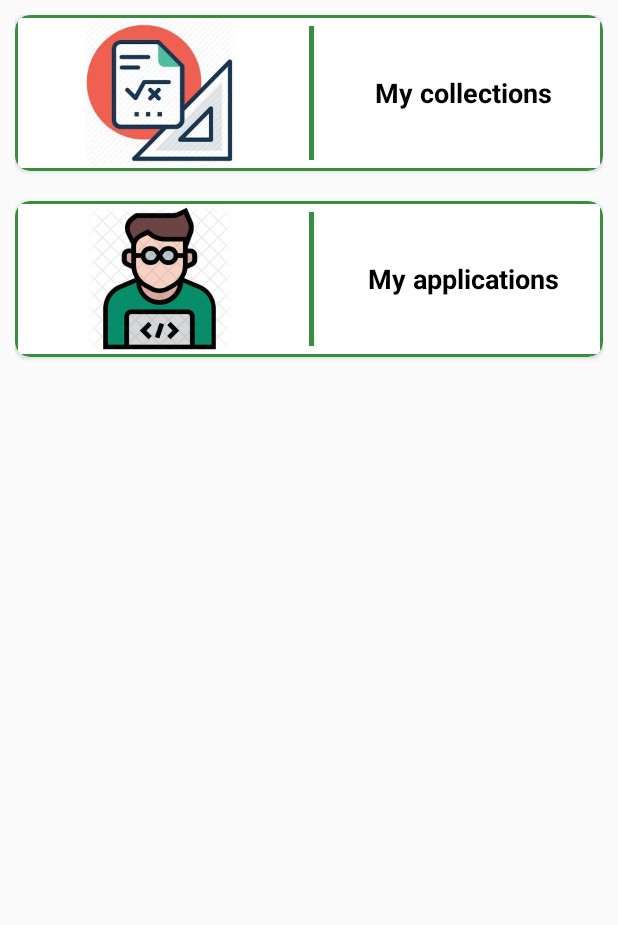
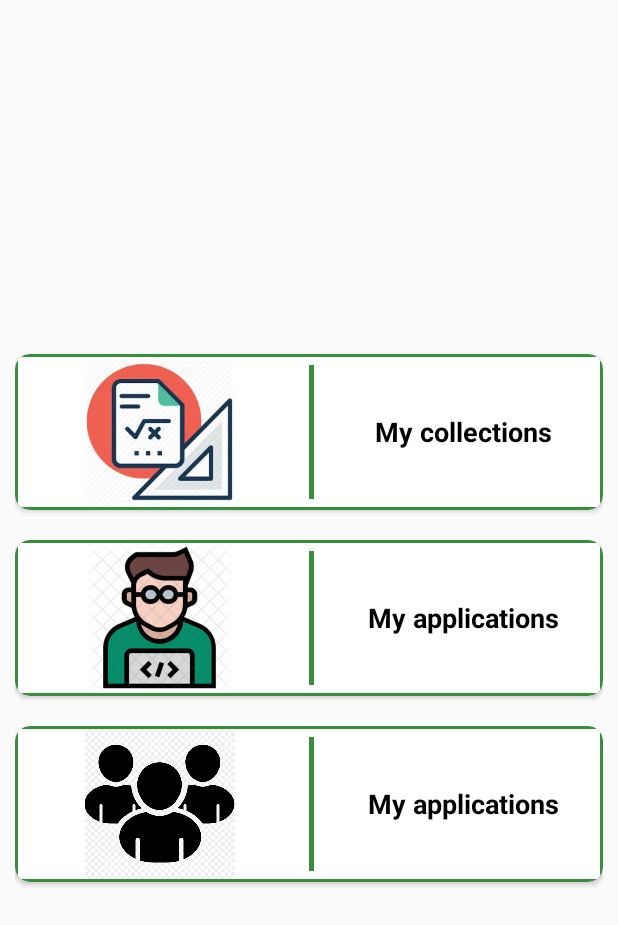
Before and after one commit to hamzaamrani/SciQ, an Android app: the layout fragment_dashboard.xml on its own in the app's theme, with its tools: preview values and no code run, on a phone screen of 412 x 824 dp. Shown: the top 925 px of the screen. Run offline under Robolectric (Android 15) with nearby library versions, the phone set to English and light mode, and no system bars.

Commit message:
Add logo

```diff
--- a/sciq-app/app/src/main/res/layout/fragment_dashboard.xml
+++ b/sciq-app/app/src/main/res/layout/fragment_dashboard.xml
@@ -33,7 +33,8 @@
         android:orientation="vertical"
         android:id="@+id/if_logged"
         android:visibility="visible"
-        android:padding="10dp">
+        android:padding="10dp"
+        android:gravity="center">
 
 
         <androidx.cardview.widget.CardView
@@ -44,7 +45,8 @@
             android:clickable="true"
             android:focusable="true"
             app:cardCornerRadius="10dp"
-            android:foreground="?attr/selectableItemBackground">
+            android:foreground="?attr/selectableItemBackground"
+            android:id="@+id/my_collections">
 
             <LinearLayout
                 android:background="@color/backgroundColor"
@@ -90,6 +92,7 @@
 
 
         <androidx.cardview.widget.CardView
+            android:id="@+id/my_applications"
             android:layout_marginTop="20dp"
             android:layout_width="match_parent"
             android:layout_height="wrap_content"
@@ -142,6 +145,58 @@
         </androidx.cardview.widget.CardView>
 
 
+        <androidx.cardview.widget.CardView
+            android:id="@+id/community"
+            android:layout_marginTop="20dp"
+            android:layout_width="match_parent"
+            android:layout_height="wrap_content"
+            app:cardBackgroundColor="@color/colorPrimaryDark"
+            app:contentPadding="2dp"
+            android:clickable="true"
+            android:focusable="true"
+            app:cardCornerRadius="10dp"
+            android:foreground="?attr/selectableItemBackground">
+
+            <LinearLayout
+                android:background="@color/backgroundColor"
+                android:layout_width="match_parent"
+                android:layout_height="wrap_content"
+                android:orientation="horizontal"
+                android:weightSum="1">
+
+                <ImageView
+                    android:layout_width="0dp"
+                    android:layout_height="100dp"
+                    android:layout_weight="0.5"
+                    android:src="@drawable/community_logo"/>
+
+
+                <View
+                    android:layout_weight="0.01"
+                    android:layout_width="0dp"
+                    android:layout_height="match_parent"
+                    android:background="@color/colorPrimaryDark"
+                    android:layout_margin="5dp"
+                    />
+
+                <LinearLayout
+                    android:layout_width="0dp"
+                    android:layout_height="match_parent"
+                    android:layout_weight="0.5"
+                    android:gravity="center">
+
+                    <TextView
+                        android:layout_width="wrap_content"
+                        android:layout_height="wrap_content"
+                        android:text="My applications"
+                        android:textStyle="bold"
+                        android:textColor="@android:color/black"
+                        android:textSize="18sp"/>
+                </LinearLayout>
+
+            </LinearLayout>
+
+        </androidx.cardview.widget.CardView>
 
 
 
```
Also changed, not shown: sciq-app/app/src/main/res/drawable/community_logo.jpg (added).
